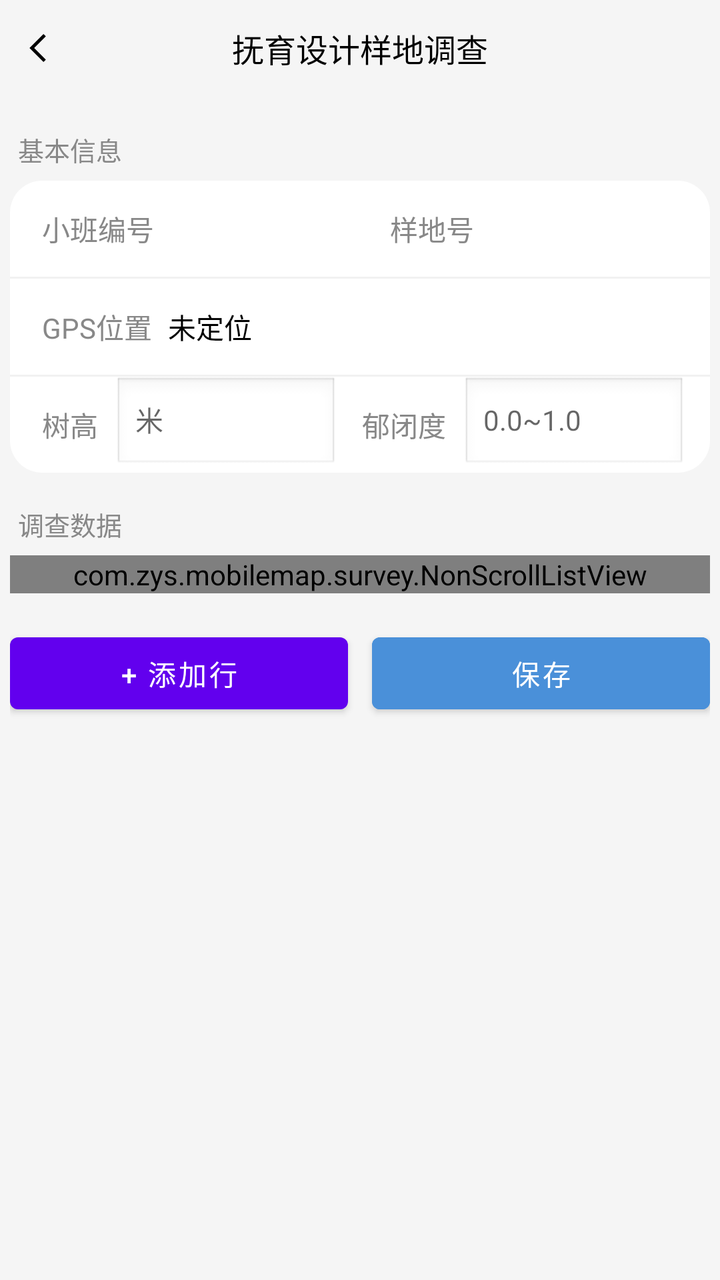
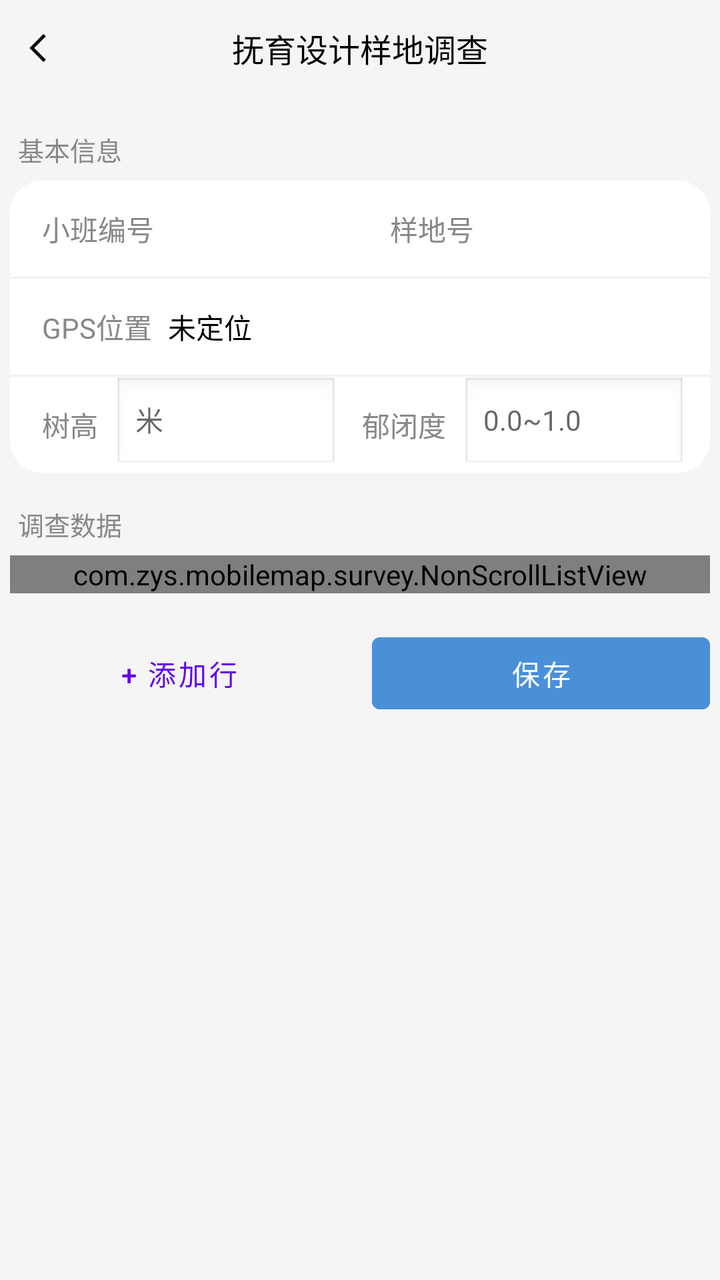

Compare the two renders of this Android layout. The source of the first and the diff that turns it into the second are given below.
<!-- AndroidManifest.xml: activity theme Theme.MobileMap -->
<!-- res/layout/activity_sample_survey.xml -->
<?xml version="1.0" encoding="utf-8"?>
<LinearLayout xmlns:android="http://schemas.android.com/apk/res/android"
    android:layout_width="match_parent"
    android:layout_height="match_parent"
    android:background="@color/activity_background"
    android:orientation="vertical">

    
    <RelativeLayout
        android:layout_width="match_parent"
        android:layout_height="48dp"
        android:background="@color/activity_background"
        android:paddingStart="8dp"
        android:paddingEnd="8dp">

        <ImageView
            android:id="@+id/iv_back"
            android:layout_width="@dimen/activity_back_image_size"
            android:layout_height="@dimen/activity_back_image_size"
            android:layout_centerVertical="true"
            android:padding="2dp"
            android:contentDescription="返回"
            android:src="@drawable/ic_left_arrow_black"
            android:background="?attr/selectableItemBackgroundBorderless" />

        <TextView
            android:layout_width="wrap_content"
            android:layout_height="wrap_content"
            android:layout_centerInParent="true"
            android:text="抚育设计样地调查"
            android:textColor="@color/black"
            android:textSize="@dimen/activity_title_text_size" />
    </RelativeLayout>

    <ScrollView
        android:layout_width="match_parent"
        android:layout_height="0dp"
        android:layout_weight="1"
        android:fillViewport="true"
        android:scrollbars="none">

        <LinearLayout
            android:layout_width="match_parent"
            android:layout_height="wrap_content"
            android:orientation="vertical"
            android:padding="@dimen/activity_padding_size">

            
            <TextView
                android:layout_width="wrap_content"
                android:layout_height="wrap_content"
                android:layout_marginTop="12dp"
                android:paddingStart="4dp"
                android:text="基本信息"
                android:textColor="#888888"
                android:textSize="13sp" />

            
            <LinearLayout
                android:layout_width="match_parent"
                android:layout_height="wrap_content"
                android:layout_marginTop="6dp"
                android:background="@drawable/bg_settings_group"
                android:orientation="vertical">

                
                <LinearLayout
                    android:layout_width="match_parent"
                    android:layout_height="48dp"
                    android:gravity="center_vertical"
                    android:orientation="horizontal"
                    android:paddingStart="16dp"
                    android:paddingEnd="12dp">

                    <TextView
                        android:layout_width="wrap_content"
                        android:layout_height="wrap_content"
                        android:text="小班编号"
                        android:textColor="#888888"
                        android:textSize="@dimen/activity_item_text_size" />

                    <TextView
                        android:id="@+id/tv_compartment_no"
                        android:layout_width="0dp"
                        android:layout_height="wrap_content"
                        android:layout_weight="1"
                        android:layout_marginStart="8dp"
                        android:maxLines="1"
                        android:ellipsize="end"
                        android:textColor="@color/black"
                        android:textSize="@dimen/activity_item_text_size" />

                    <TextView
                        android:layout_width="wrap_content"
                        android:layout_height="wrap_content"
                        android:layout_marginStart="12dp"
                        android:text="样地号"
                        android:textColor="#888888"
                        android:textSize="@dimen/activity_item_text_size" />

                    <TextView
                        android:id="@+id/tv_plot_no"
                        android:layout_width="0dp"
                        android:layout_height="wrap_content"
                        android:layout_weight="1"
                        android:layout_marginStart="8dp"
                        android:maxLines="1"
                        android:ellipsize="end"
                        android:textColor="@color/black"
                        android:textSize="@dimen/activity_item_text_size" />
                </LinearLayout>

                <View android:layout_width="match_parent" android:layout_height="1dp" android:background="#F1F1F1" />

                
                <LinearLayout
                    android:layout_width="match_parent"
                    android:layout_height="48dp"
                    android:gravity="center_vertical"
                    android:orientation="horizontal"
                    android:paddingStart="16dp"
                    android:paddingEnd="12dp">

                    <TextView
                        android:layout_width="wrap_content"
                        android:layout_height="wrap_content"
                        android:text="GPS位置"
                        android:textColor="#888888"
                        android:textSize="@dimen/activity_item_text_size" />

                    <TextView
                        android:id="@+id/tv_gps"
                        android:layout_width="0dp"
                        android:layout_height="wrap_content"
                        android:layout_weight="1"
                        android:layout_marginStart="8dp"
                        android:maxLines="1"
                        android:ellipsize="end"
                        android:text="未定位"
                        android:textColor="@color/black"
                        android:textSize="@dimen/activity_item_text_size" />
                </LinearLayout>

                <View android:layout_width="match_parent" android:layout_height="1dp" android:background="#F1F1F1" />

                
                <LinearLayout
                    android:layout_width="match_parent"
                    android:layout_height="48dp"
                    android:gravity="center_vertical"
                    android:orientation="horizontal"
                    android:paddingStart="16dp"
                    android:paddingEnd="12dp">

                    <TextView
                        android:layout_width="wrap_content"
                        android:layout_height="wrap_content"
                        android:text="树高"
                        android:textColor="#888888"
                        android:textSize="@dimen/activity_item_text_size" />

                    <EditText
                        android:id="@+id/et_tree_height"
                        android:layout_width="0dp"
                        android:layout_height="wrap_content"
                        android:layout_weight="1"
                        android:layout_marginStart="8dp"
                        android:hint="米"
                        android:inputType="numberDecimal"
                        android:textColor="@color/black"
                        android:textSize="@dimen/activity_item_text_size"
                        android:background="@android:drawable/edit_text" />

                    <TextView
                        android:layout_width="wrap_content"
                        android:layout_height="wrap_content"
                        android:layout_marginStart="12dp"
                        android:text="郁闭度"
                        android:textColor="#888888"
                        android:textSize="@dimen/activity_item_text_size" />

                    <EditText
                        android:id="@+id/et_canopy_density"
                        android:layout_width="0dp"
                        android:layout_height="wrap_content"
                        android:layout_weight="1"
                        android:layout_marginStart="8dp"
                        android:hint="0.0~1.0"
                        android:inputType="numberDecimal"
                        android:textColor="@color/black"
                        android:textSize="@dimen/activity_item_text_size"
                        android:background="@android:drawable/edit_text" />
                </LinearLayout>
            </LinearLayout>

            
            <TextView
                android:layout_width="wrap_content"
                android:layout_height="wrap_content"
                android:layout_marginTop="16dp"
                android:paddingStart="4dp"
                android:text="调查数据"
                android:textColor="#888888"
                android:textSize="13sp" />

            
            <LinearLayout
                android:layout_width="match_parent"
                android:layout_height="wrap_content"
                android:layout_marginTop="6dp"
                android:background="@drawable/bg_settings_group"
                android:orientation="vertical">

                <com.zys.mobilemap.survey.NonScrollListView
                    android:id="@+id/lv_survey_rows"
                    android:layout_width="match_parent"
                    android:layout_height="wrap_content"
                    android:divider="#F1F1F1"
                    android:dividerHeight="1dp" />
            </LinearLayout>

            
            <LinearLayout
                android:layout_width="match_parent"
                android:layout_height="wrap_content"
                android:layout_marginTop="16dp"
                android:layout_marginBottom="16dp"
                android:orientation="horizontal">

                <Button
                    android:id="@+id/btn_add_row"
                    android:layout_width="0dp"
                    android:layout_height="wrap_content"
                    android:layout_weight="1"
                    android:layout_marginEnd="6dp"
                    android:text="+ 添加行"
                    android:textSize="@dimen/activity_item_text_size" />

                <Button
                    android:id="@+id/btn_save"
                    android:layout_width="0dp"
                    android:layout_height="wrap_content"
                    android:layout_weight="1"
                    android:layout_marginStart="6dp"
                    android:text="保存"
                    android:textSize="@dimen/activity_item_text_size"
                    android:backgroundTint="#FF4A90D9"
                    android:textColor="#FFFFFF" />
            </LinearLayout>
        </LinearLayout>
    </ScrollView>
</LinearLayout>
<!-- resources referenced by this layout -->
<resources>
  <color name="activity_background">#F5F5F5</color>
  <color name="black">#FF000000</color>
  <dimen name="activity_back_image_size">24dp</dimen>
  <dimen name="activity_item_text_size">14sp</dimen>
  <dimen name="activity_padding_size">5dp</dimen>
  <dimen name="activity_title_text_size">16sp</dimen>
  <!-- drawable bg_settings_group (drawable) -->
  <?xml version="1.0" encoding="utf-8"?>
  <shape xmlns:android="http://schemas.android.com/apk/res/android" android:shape="rectangle">
      <solid android:color="#FFFFFF" />
      <corners android:radius="16dp" />
  </shape>
  <!-- drawable ic_left_arrow_black (drawable) -->
  <?xml version="1.0" encoding="utf-8"?>
  <vector xmlns:android="http://schemas.android.com/apk/res/android"
      android:width="24dp"
      android:height="24dp"
      android:viewportWidth="24"
      android:viewportHeight="24">
      <path
          android:fillColor="#000000"
          android:pathData="M15.5,5L8.5,12L15.5,19L14.1,20.4L5.7,12L14.1,3.6Z" />
  </vector>
  <style name="Theme.MobileMap" parent="Theme.MaterialComponents.DayNight.DarkActionBar">
          
          <item name="colorPrimary">@color/purple_500</item>
          <item name="colorPrimaryVariant">@color/purple_700</item>
          <item name="colorOnPrimary">@color/white</item>
          
          <item name="colorSecondary">@color/teal_200</item>
          <item name="colorSecondaryVariant">@color/teal_700</item>
          <item name="colorOnSecondary">@color/black</item>
          
          <item name="android:statusBarColor">?attr/colorPrimaryVariant</item>
          
      </style>
  <color name="purple_500">#FF6200EE</color>
  <color name="purple_700">#FF3700B3</color>
  <color name="white">#FFFFFFFF</color>
  <color name="teal_200">#FF03DAC5</color>
  <color name="teal_700">#FF018786</color>
</resources>

<!-- the commit's change to res/layout/activity_sample_survey.xml (unified diff, before → after) -->
@@ -19,7 +19,7 @@
             android:layout_height="@dimen/activity_back_image_size"
             android:layout_centerVertical="true"
             android:padding="2dp"
-            android:contentDescription="返回"
+            android:contentDescription="@string/jni_map_back"
             android:src="@drawable/ic_left_arrow_black"
             android:background="?attr/selectableItemBackgroundBorderless" />
 
@@ -27,7 +27,7 @@
             android:layout_width="wrap_content"
             android:layout_height="wrap_content"
             android:layout_centerInParent="true"
-            android:text="抚育设计样地调查"
+            android:text="@string/sample_survey_title"
             android:textColor="@color/black"
             android:textSize="@dimen/activity_title_text_size" />
     </RelativeLayout>
@@ -51,7 +51,8 @@
                 android:layout_height="wrap_content"
                 android:layout_marginTop="12dp"
                 android:paddingStart="4dp"
-                android:text="基本信息"
+                android:paddingEnd="4dp"
+                android:text="@string/sample_survey_basic_info"
                 android:textColor="#888888"
                 android:textSize="13sp" />
 
@@ -75,7 +76,7 @@
                     <TextView
                         android:layout_width="wrap_content"
                         android:layout_height="wrap_content"
-                        android:text="小班编号"
+                        android:text="@string/sample_survey_compartment_no"
                         android:textColor="#888888"
                         android:textSize="@dimen/activity_item_text_size" />
 
@@ -94,7 +95,7 @@
                         android:layout_width="wrap_content"
                         android:layout_height="wrap_content"
                         android:layout_marginStart="12dp"
-                        android:text="样地号"
+                        android:text="@string/sample_survey_plot_no_label"
                         android:textColor="#888888"
                         android:textSize="@dimen/activity_item_text_size" />
 
@@ -124,7 +125,7 @@
                     <TextView
                         android:layout_width="wrap_content"
                         android:layout_height="wrap_content"
-                        android:text="GPS位置"
+                        android:text="@string/sample_survey_gps_location"
                         android:textColor="#888888"
                         android:textSize="@dimen/activity_item_text_size" />
 
@@ -136,7 +137,7 @@
                         android:layout_marginStart="8dp"
                         android:maxLines="1"
                         android:ellipsize="end"
-                        android:text="未定位"
+                        android:text="@string/sample_survey_not_located"
                         android:textColor="@color/black"
                         android:textSize="@dimen/activity_item_text_size" />
                 </LinearLayout>
@@ -155,7 +156,7 @@
                     <TextView
                         android:layout_width="wrap_content"
                         android:layout_height="wrap_content"
-                        android:text="树高"
+                        android:text="@string/sample_survey_tree_height"
                         android:textColor="#888888"
                         android:textSize="@dimen/activity_item_text_size" />
 
@@ -165,7 +166,8 @@
                         android:layout_height="wrap_content"
                         android:layout_weight="1"
                         android:layout_marginStart="8dp"
-                        android:hint="米"
+                        android:hint="@string/sample_survey_meter_hint"
+                        android:importantForAutofill="no"
                         android:inputType="numberDecimal"
                         android:textColor="@color/black"
                         android:textSize="@dimen/activity_item_text_size"
@@ -175,7 +177,7 @@
                         android:layout_width="wrap_content"
                         android:layout_height="wrap_content"
                         android:layout_marginStart="12dp"
-                        android:text="郁闭度"
+                        android:text="@string/sample_survey_canopy_density"
                         android:textColor="#888888"
                         android:textSize="@dimen/activity_item_text_size" />
 
@@ -185,7 +187,8 @@
                         android:layout_height="wrap_content"
                         android:layout_weight="1"
                         android:layout_marginStart="8dp"
-                        android:hint="0.0~1.0"
+                        android:hint="@string/sample_survey_canopy_density_hint"
+                        android:importantForAutofill="no"
                         android:inputType="numberDecimal"
                         android:textColor="@color/black"
                         android:textSize="@dimen/activity_item_text_size"
@@ -199,7 +202,8 @@
                 android:layout_height="wrap_content"
                 android:layout_marginTop="16dp"
                 android:paddingStart="4dp"
-                android:text="调查数据"
+                android:paddingEnd="4dp"
+                android:text="@string/sample_survey_data"
                 android:textColor="#888888"
                 android:textSize="13sp" />
 
@@ -221,6 +225,7 @@
 
             
             <LinearLayout
+                style="?android:attr/buttonBarStyle"
                 android:layout_width="match_parent"
                 android:layout_height="wrap_content"
                 android:layout_marginTop="16dp"
@@ -228,21 +233,23 @@
                 android:orientation="horizontal">
 
                 <Button
+                    style="?android:attr/buttonBarButtonStyle"
                     android:id="@+id/btn_add_row"
                     android:layout_width="0dp"
                     android:layout_height="wrap_content"
                     android:layout_weight="1"
                     android:layout_marginEnd="6dp"
-                    android:text="+ 添加行"
+                    android:text="@string/sample_survey_add_row"
                     android:textSize="@dimen/activity_item_text_size" />
 
                 <Button
+                    style="?android:attr/buttonBarButtonStyle"
                     android:id="@+id/btn_save"
                     android:layout_width="0dp"
                     android:layout_height="wrap_content"
                     android:layout_weight="1"
                     android:layout_marginStart="6dp"
-                    android:text="保存"
+                    android:text="@string/map_source_confirm"
                     android:textSize="@dimen/activity_item_text_size"
                     android:backgroundTint="#FF4A90D9"
                     android:textColor="#FFFFFF" />
<!-- resource entries referenced after the edit -->
@@ -23,6 +23,20 @@
           android:fillColor="#000000"
           android:pathData="M15.5,5L8.5,12L15.5,19L14.1,20.4L5.7,12L14.1,3.6Z" />
   </vector>
+  <string name="jni_map_back">返回</string>
+  <string name="map_source_confirm">保存</string>
+  <string name="sample_survey_add_row">+ 添加行</string>
+  <string name="sample_survey_basic_info">基本信息</string>
+  <string name="sample_survey_canopy_density">郁闭度</string>
+  <string name="sample_survey_canopy_density_hint">0.0~1.0</string>
+  <string name="sample_survey_compartment_no">小班编号</string>
+  <string name="sample_survey_data">调查数据</string>
+  <string name="sample_survey_gps_location">GPS位置</string>
+  <string name="sample_survey_meter_hint">米</string>
+  <string name="sample_survey_not_located">未定位</string>
+  <string name="sample_survey_plot_no_label">样地号</string>
+  <string name="sample_survey_title">抚育设计样地调查</string>
+  <string name="sample_survey_tree_height">树高</string>
   <style name="Theme.MobileMap" parent="Theme.MaterialComponents.DayNight.DarkActionBar">
           
           <item name="colorPrimary">@color/purple_500</item>
